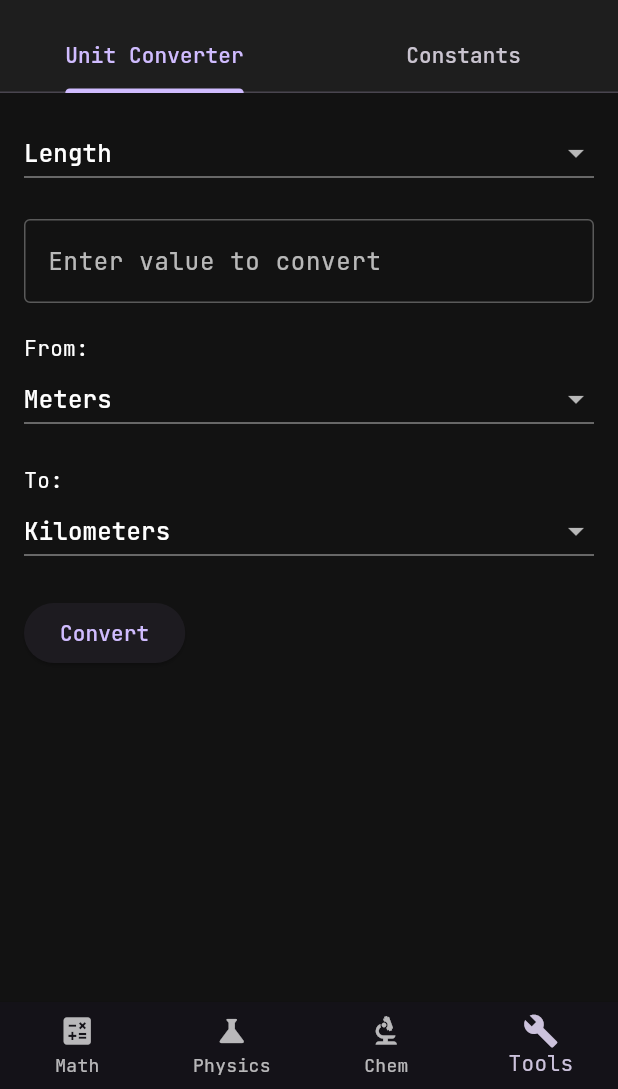
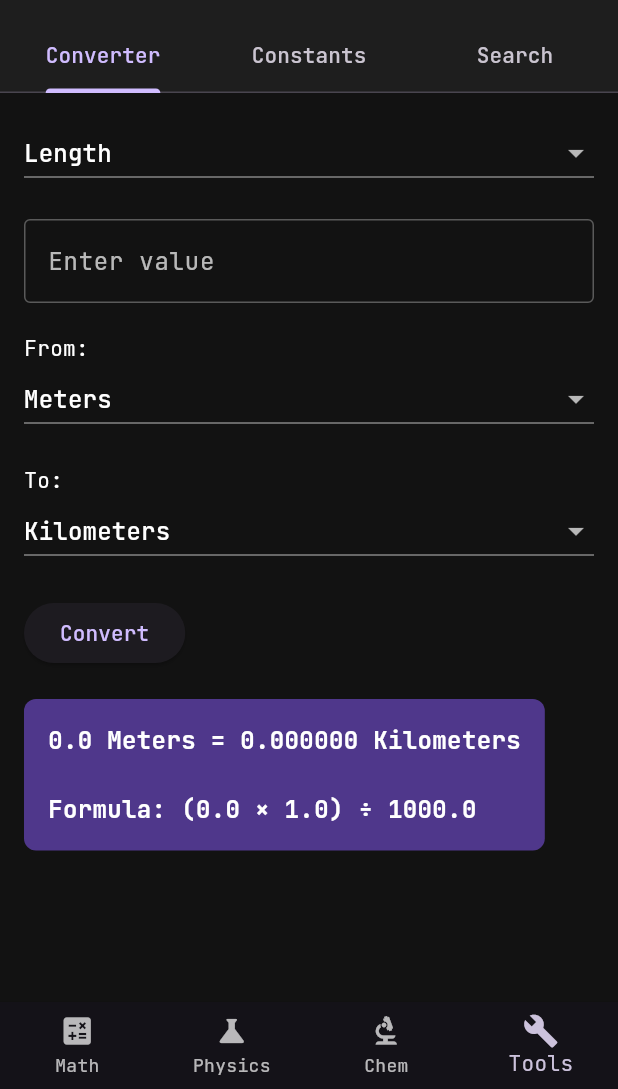
Before and after one commit to RRO-007/omniformula_solver, a Flutter app: the screen it shows after launch, item 4 of the bottom bar chosen, after a tap on "Convert", on a phone screen of 412 x 824 dp, the part 147-1236 px from its top. Run offline on Flutter 3.47's test engine with Material 3 defaults, Android fonts, the phone set to English and light mode, and no system bars; our stand-ins replace google_fonts, math_expressions.

Commit message:
Phase 14: Extended converter (Temperature/Pressure/Energy), searchable constants, and global formula search

```diff
--- a/lib/views/tools/unit_converter_page.dart
+++ b/lib/views/tools/unit_converter_page.dart
@@ -1,5 +1,7 @@
 import 'package:flutter/material.dart';
+import '../../models/tools/constant.dart';
 import '../../models/tools/constant_database.dart';
+import '../../models/search/search_helper.dart';
 
 class ScientificToolsPage extends StatefulWidget {
   const ScientificToolsPage({super.key});
@@ -9,176 +11,297 @@ class ScientificToolsPage extends StatefulWidget {
 }
 
 class _ScientificToolsPageState extends State<ScientificToolsPage> {
+  @override
+  Widget build(BuildContext context) {
+    return DefaultTabController(
+      length: 3,
+      child: Scaffold(
+        appBar: AppBar(
+          title: const Text('Scientific Tools'),
+          bottom: const TabBar(
+            tabs: [
+              Tab(text: 'Converter'),
+              Tab(text: 'Constants'),
+              Tab(text: 'Search'),
+            ],
+          ),
+        ),
+        body: const TabBarView(
+          children: [
+            UnitConverterTab(),
+            ConstantsTab(),
+            GlobalSearchTab(),
+          ],
+        ),
+      ),
+    );
+  }
+}
+
+// ============ UNIT CONVERTER TAB ============
+class UnitConverterTab extends StatefulWidget {
+  const UnitConverterTab({super.key});
+  @override
+  State<UnitConverterTab> createState() => _UnitConverterTabState();
+}
+
+class _UnitConverterTabState extends State<UnitConverterTab> {
   final _inputController = TextEditingController();
   String _conversionType = 'Length';
   String _fromUnit = 'Meters';
   String _toUnit = 'Kilometers';
-  String _formulaText = '';
+  String _resultText = '';
 
-  // Conversion factors to the base unit (Meters for Length, Grams for Mass)
   final Map<String, Map<String, double>> _conversionFactors = {
     'Length': {
-      'Meters': 1.0,
-      'Kilometers': 1000.0,
-      'Centimeters': 0.01,
-      'Miles': 1609.34,
-      'Inches': 0.0254,
+      'Meters': 1.0, 'Kilometers': 1000.0, 'Centimeters': 0.01,
+      'Millimeters': 0.001, 'Miles': 1609.34, 'Yards': 0.9144,
+      'Feet': 0.3048, 'Inches': 0.0254, 'Nautical Miles': 1852.0,
     },
     'Mass': {
-      'Kilograms': 1000.0,
-      'Grams': 1.0,
-      'Pounds': 453.592,
-      'Ounces': 28.3495,
+      'Kilograms': 1000.0, 'Grams': 1.0, 'Milligrams': 0.001,
+      'Pounds': 453.592, 'Ounces': 28.3495, 'Tons (metric)': 1000000.0,
+    },
+    'Time': {
+      'Seconds': 1.0, 'Milliseconds': 0.001, 'Minutes': 60.0,
+      'Hours': 3600.0, 'Days': 86400.0, 'Weeks': 604800.0, 'Years': 31536000.0,
+    },
+    'Volume': {
+      'Liters': 1.0, 'Milliliters': 0.001, 'Cubic Meters': 1000.0,
+      'Cubic Centimeters': 0.001, 'Gallons (US)': 3.78541,
+      'Quarts (US)': 0.946353, 'Cups': 0.236588,
+    },
+    'Energy': {
+      'Joules': 1.0, 'Kilojoules': 1000.0, 'Calories': 4.184,
+      'Kilocalories': 4184.0, 'Electronvolts': 1.602176634e-19,
+      'Kilowatt-hours': 3600000.0, 'BTU': 1055.06,
+    },
+    'Pressure': {
+      'Pascals': 1.0, 'Kilopascals': 1000.0, 'Bars': 100000.0,
+      'Atmospheres': 101325.0, 'PSI': 6894.76, 'mmHg': 133.322,
+    },
+    'Temperature': {'Celsius': 1.0, 'Fahrenheit': 1.0, 'Kelvin': 1.0},
+  };
+
+  @override
+  void initState() {
+    super.initState();
+    _resetUnits();
   }
-  };
+
+  void _resetUnits() {
+    final units = _conversionFactors[_conversionType]!.keys.toList();
+    _fromUnit = units.first;
+    _toUnit = units.length > 1 ? units[1] : units.first;
+    _resultText = '';
+  }
 
   void _convert() {
     double input = double.tryParse(_inputController.text) ?? 0.0;
-    if (input == 0.0) return;
+    double output;
+    String formulaText;
 
+    if (_conversionType == 'Temperature') {
+      double celsius;
+      switch (_fromUnit) {
+        case 'Celsius': celsius = input; break;
+        case 'Fahrenheit': celsius = (input - 32) * 5 / 9; break;
+        case 'Kelvin': celsius = input - 273.15; break;
+        default: celsius = input;
+      }
+      switch (_toUnit) {
+        case 'Celsius': output = celsius; break;
+        case 'Fahrenheit': output = (celsius * 9 / 5) + 32; break;
+        case 'Kelvin': output = celsius + 273.15; break;
+        default: output = celsius;
+      }
+      formulaText = 'Formula: Convert $input°$_fromUnit to $_toUnit';
+    } else {
       double fromFactor = _conversionFactors[_conversionType]![_fromUnit]!;
       double toFactor = _conversionFactors[_conversionType]![_toUnit]!;
-
-    // Convert to base unit, then to target unit
-    double baseValue = input * fromFactor;
-    double finalValue = baseValue / toFactor;
+      output = (input * fromFactor) / toFactor;
+      formulaText = 'Formula: ($input × $fromFactor) ÷ $toFactor';
+    }
 
     setState(() {
-      _formulaText = '$input $_fromUnit = ${finalValue.toStringAsFixed(4)} $_toUnit';
+      _resultText = '$input $_fromUnit = ${output.toStringAsFixed(6)} $_toUnit\n\n$formulaText';
     });
   }
 
   @override
   Widget build(BuildContext context) {
-    return DefaultTabController(
-      length: 2,
-      child: Scaffold(
-        appBar: AppBar(
-          title: const Text('Scientific Tools'),
-          bottom: const TabBar(
-            tabs: [
-              Tab(text: 'Unit Converter'),
-              Tab(text: 'Constants'),
-            ],
-          ),
-        ),
-        body: TabBarView(
-          children: [
-            _buildConverterTab(context),
-            _buildConstantsTab(context),
-          ],
-        ),
-      ),
-    );
-  }
-
-  // The original converter UI, just moved into its own method
-  Widget _buildConverterTab(BuildContext context) {
-    List<String> units = _conversionFactors[_conversionType]!.keys.toList();
+    final units = _conversionFactors[_conversionType]!.keys.toList();
     return Padding(
       padding: const EdgeInsets.all(16.0),
+      child: SingleChildScrollView(
         child: Column(
           crossAxisAlignment: CrossAxisAlignment.start,
           children: [
             DropdownButton<String>(
               value: _conversionType,
               isExpanded: true,
-            onChanged: (String? newValue) {
-              setState(() {
-                _conversionType = newValue!;
-                _fromUnit = _conversionFactors[_conversionType]!.keys.first;
-                _toUnit = _conversionFactors[_conversionType]!.keys.last;
-              });
+              onChanged: (v) {
+                setState(() { _conversionType = v!; _resetUnits(); });
               },
-            items: _conversionFactors.keys.map((type) {
-              return DropdownMenuItem(value: type, child: Text(type));
-            }).toList(),
+              items: _conversionFactors.keys.map((t) =>
+                  DropdownMenuItem(value: t, child: Text(t))).toList(),
             ),
             const SizedBox(height: 20),
             TextField(
               controller: _inputController,
-            keyboardType: TextInputType.number,
-            decoration: const InputDecoration(labelText: 'Enter value to convert'),
+              keyboardType: const TextInputType.numberWithOptions(decimal: true, signed: true),
+              decoration: const InputDecoration(labelText: 'Enter value'),
             ),
             const SizedBox(height: 20),
             const Text("From:"),
             DropdownButton<String>(
-            value: _fromUnit,
-            isExpanded: true,
-            onChanged: (String? newValue) {
-              setState(() { _fromUnit = newValue!; });
-            },
-            items: units.map((unit) {
-              return DropdownMenuItem(value: unit, child: Text(unit));
-            }).toList(),
+              value: _fromUnit, isExpanded: true,
+              onChanged: (v) => setState(() => _fromUnit = v!),
+              items: units.map((u) => DropdownMenuItem(value: u, child: Text(u))).toList(),
             ),
             const SizedBox(height: 20),
             const Text("To:"),
             DropdownButton<String>(
-            value: _toUnit,
-            isExpanded: true,
-            onChanged: (String? newValue) {
-              setState(() { _toUnit = newValue!; });
-            },
-            items: units.map((unit) {
-              return DropdownMenuItem(value: unit, child: Text(unit));
-            }).toList(),
+              value: _toUnit, isExpanded: true,
+              onChanged: (v) => setState(() => _toUnit = v!),
+              items: units.map((u) => DropdownMenuItem(value: u, child: Text(u))).toList(),
             ),
             const SizedBox(height: 20),
-          ElevatedButton(
-            onPressed: _convert,
-            child: const Text('Convert'),
-          ),
+            ElevatedButton(onPressed: _convert, child: const Text('Convert')),
             const SizedBox(height: 20),
-          if (_formulaText.isNotEmpty)
+            if (_resultText.isNotEmpty)
               Container(
                 padding: const EdgeInsets.all(16),
                 decoration: BoxDecoration(
                   color: Theme.of(context).colorScheme.primaryContainer,
                   borderRadius: BorderRadius.circular(8),
                 ),
-              child: Text(
-                _formulaText,
-                style: TextStyle(
-                  fontSize: 18,
-                  fontWeight: FontWeight.bold,
-                  color: Theme.of(context).colorScheme.onPrimaryContainer,
+                child: Text(_resultText, style: const TextStyle(fontSize: 16, fontWeight: FontWeight.bold)),
+              ),
+          ],
+        ),
+      ),
+    );
+  }
+}
+
+// ============ CONSTANTS TAB (WITH SEARCH) ============
+class ConstantsTab extends StatefulWidget {
+  const ConstantsTab({super.key});
+  @override
+  State<ConstantsTab> createState() => _ConstantsTabState();
+}
+
+class _ConstantsTabState extends State<ConstantsTab> {
+  String _query = '';
+
+  @override
+  Widget build(BuildContext context) {
+    final filtered = ConstantDatabase.constants.where((c) {
+      return c.name.toLowerCase().contains(_query.toLowerCase()) ||
+             c.symbol.toLowerCase().contains(_query.toLowerCase());
+    }).toList();
+
+    return Column(
+      children: [
+        Padding(
+          padding: const EdgeInsets.all(16.0),
+          child: TextField(
+            onChanged: (v) => setState(() => _query = v),
+            decoration: const InputDecoration(
+              labelText: 'Search constants...',
+              prefixIcon: Icon(Icons.search),
             ),
           ),
         ),
-        ],
-      ),
-    );
-  }
-
-  // The new Constants library UI
-  Widget _buildConstantsTab(BuildContext context) {
-    return ListView.builder(
-      itemCount: ConstantDatabase.constants.length,
+        Expanded(
+          child: ListView.builder(
+            itemCount: filtered.length,
             itemBuilder: (context, index) {
-        final constant = ConstantDatabase.constants[index];
+              final c = filtered[index];
               return Card(
-          margin: const EdgeInsets.symmetric(horizontal: 16, vertical: 8),
+                margin: const EdgeInsets.symmetric(horizontal: 16, vertical: 6),
                 child: ListTile(
                   leading: CircleAvatar(
-              child: Text(
-                constant.symbol,
-                style: const TextStyle(fontSize: 12, fontWeight: FontWeight.bold),
+                    child: Text(c.symbol, style: const TextStyle(fontSize: 12, fontWeight: FontWeight.bold)),
                   ),
+                  title: Text(c.name),
+                  subtitle: Text('${c.value} ${c.unit}'),
                 ),
-            title: Text(constant.name),
-            subtitle: Text('${constant.value} ${constant.unit}'),
-            trailing: IconButton(
-              icon: const Icon(Icons.copy),
-              onPressed: () {
-                ScaffoldMessenger.of(context).showSnackBar(
-                  SnackBar(content: Text('Copied ${constant.symbol} to clipboard!')),
               );
             },
           ),
         ),
-        );
-      },
+      ],
     );
   }
 }
+
+// ============ GLOBAL SEARCH TAB ============
+class GlobalSearchTab extends StatefulWidget {
+  const GlobalSearchTab({super.key});
+  @override
+  State<GlobalSearchTab> createState() => _GlobalSearchTabState();
+}
+
+class _GlobalSearchTabState extends State<GlobalSearchTab> {
+  String _query = '';
+  List<SearchResult> _results = [];
+
+  void _performSearch(String query) {
+    setState(() {
+      _query = query;
+      _results = SearchHelper.searchEverything(query);
+    });
+  }
+
+  Color _categoryColor(String cat) {
+    switch (cat) {
+      case 'Physics': return Colors.green;
+      case 'Math': return Colors.blue;
+      case 'Chemistry': return Colors.orange;
+      case 'Constant': return Colors.purple;
+      default: return Colors.grey;
+    }
+  }
+
+  @override
+  Widget build(BuildContext context) {
+    return Column(
+      children: [
+        Padding(
+          padding: const EdgeInsets.all(16.0),
+          child: TextField(
+            onChanged: _performSearch,
+            decoration: const InputDecoration(
+              labelText: 'Search all formulas & constants...',
+              prefixIcon: Icon(Icons.search),
+            ),
+          ),
+        ),
+        Expanded(
+          child: _query.isEmpty
+              ? const Center(child: Text('Start typing to search...'))
+              : _results.isEmpty
+                  ? const Center(child: Text('No results found.'))
+                  : ListView.builder(
+                      itemCount: _results.length,
+                      itemBuilder: (context, index) {
+                        final r = _results[index];
+                        return Card(
+                          margin: const EdgeInsets.symmetric(horizontal: 16, vertical: 6),
+                          child: ListTile(
+                            leading: Chip(
+                              label: Text(r.category, style: const TextStyle(color: Colors.white, fontSize: 12)),
+                              backgroundColor: _categoryColor(r.category),
+                            ),
+                            title: Text(r.name),
+                          ),
+                        );
+                      },
+                    ),
+        ),
+      ],
+    );
+  }
+}
```
Also changed, not shown: lib/models/search/search_helper.dart (added, +44 -0 lines), lib/models/tools/constant_database.dart (+12 -0 lines). Lines whose indentation alone changed are shown as unchanged.
